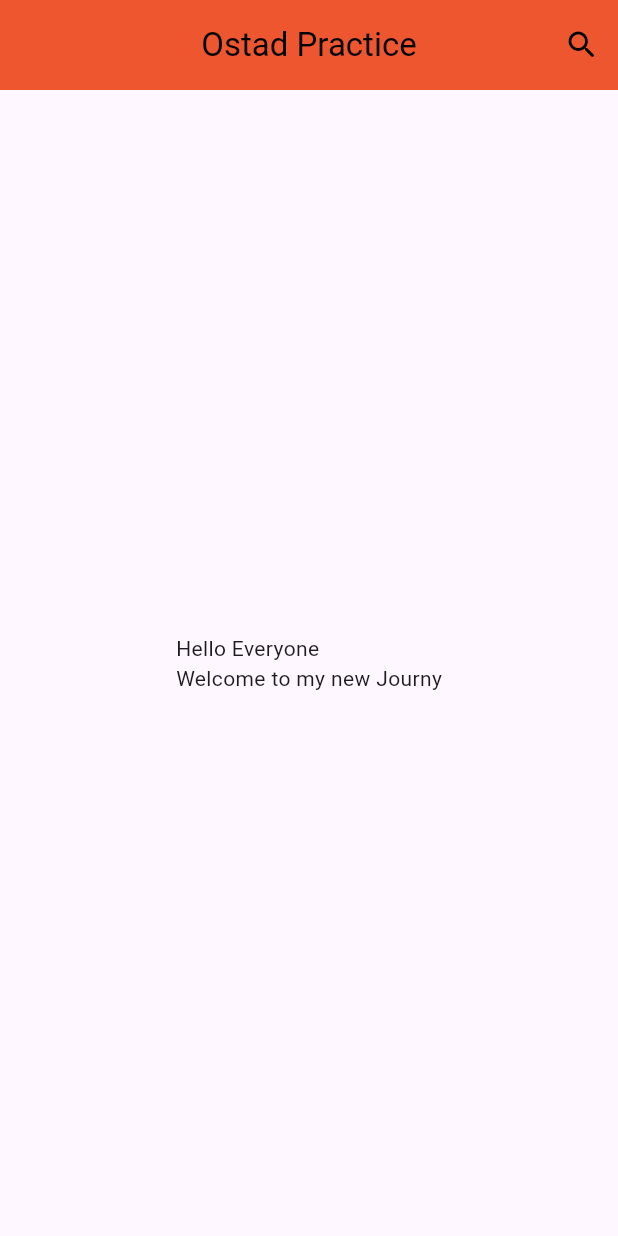
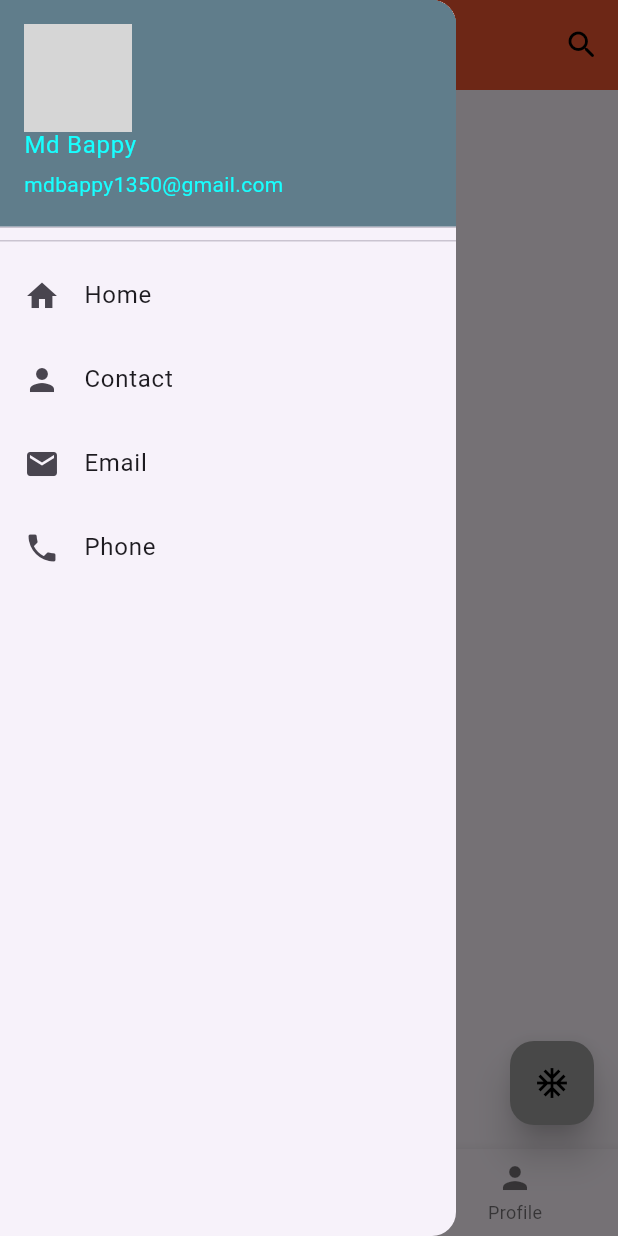
Before and after one commit to mdbappy21/flutter_practice, a Flutter app: the screen it shows after launch, with the side drawer open (before the commit the screen has no drawer), on a phone screen of 412 x 824 dp. Run offline on Flutter 3.47's test engine with Material 3 defaults, Android fonts, the phone set to English and light mode, and no system bars; network calls fail; grey boxes are pictures that could not be loaded.

Commit message:
bottomNavigationBar and drawer update

```diff
--- a/lib/Screens/HomeActivity.dart
+++ b/lib/Screens/HomeActivity.dart
@@ -1,14 +1,15 @@
 import 'package:flutter/material.dart';
 import '../widgets/snackBar.dart';
 
-class HomeActivity extends StatelessWidget{
-  snackBar snackMassage=snackBar();
+class HomeActivity extends StatelessWidget {
+  snackBar snackMassage = snackBar();
+
   @override
-  Widget build(BuildContext context){
+  Widget build(BuildContext context) {
     return Scaffold(
       appBar: AppBar(
         title: Text("Ostad Practice"),
-        titleSpacing:0,
+        titleSpacing: 0,
         centerTitle: true,
         toolbarHeight: 60,
         toolbarOpacity: 1,
@@ -16,18 +17,140 @@ class HomeActivity extends StatelessWidget{
         backgroundColor: Colors.deepOrange,
         foregroundColor: Colors.black,
         actions: [
-          IconButton(onPressed: (){snackMassage.mySnackBar("Search Successfully done",context,duration: 500);}, icon: Icon(Icons.search_rounded))
+          IconButton(
+              onPressed: () {
+                snackMassage.mySnackBar("Search Successfully done", context,
+                    duration: 500);
+              },
+              icon: Icon(Icons.search_rounded))
         ],
+      ),
 
+      floatingActionButton: FloatingActionButton(
+        elevation: 10,
+        child: Icon(Icons.ac_unit),
+        onPressed: () {
+          snackMassage.mySnackBar("This is Floting Action Button", context,
+              duration: 1000);
+        },
+        backgroundColor: Colors.grey,
+        foregroundColor: Colors.black,
+      ),
+
+      bottomNavigationBar: BottomNavigationBar(
+        currentIndex: 0,
+        items: const [
+          BottomNavigationBarItem(icon: Icon(Icons.home), label: "Home"),
+          BottomNavigationBarItem(
+              icon: Icon(Icons.email_rounded), label: "Email"),
+          BottomNavigationBarItem(icon: Icon(Icons.person), label: "Profile")
+        ],
+        onTap: (int index) {
+          if (index == 0) {
+            snackMassage.mySnackBar("Home bottom menu", context);
+          }
+          if (index == 1) {
+            snackMassage.mySnackBar("Email bottom menu", context);
+          }
+          if (index == 2) {
+            snackMassage.mySnackBar("Profile bottom menu", context);
+          }
+        },
+      ),
+
+      drawer: Drawer(
+        child: ListView(
+          children: [
+            const DrawerHeader(
+             padding: EdgeInsets.all(0),
+                 child:  UserAccountsDrawerHeader(
+                     accountName: Text("Md Bappy",style: TextStyle(color: Colors.cyanAccent),),
+                     accountEmail: Text("mdbappy1350@gmail.com",style: TextStyle(color: Colors.cyanAccent),),
+                     decoration: BoxDecoration(color: Colors.blueGrey),
+                     currentAccountPicture: CircleAvatar(backgroundImage: NetworkImage("https://shorturl.at/chikV"),
+                ))
+            ),
+
+            ListTile(
+              title: Text("Home"),
+              leading: Icon(Icons.home),
+              onTap: (){
+                snackMassage.mySnackBar("This is home", context,duration: 2000);
+              },
+            ),
+            ListTile(
+              title: Text("Contact"),
+              leading: Icon(Icons.person),
+              onTap: (){
+                snackMassage.mySnackBar("This is contact", context,duration: 2000);
+              },
+            ),
+            ListTile(
+              title: Text("Email"),
+              leading: Icon(Icons.email),
+              onTap: (){
+                snackMassage.mySnackBar("This is email", context,duration: 2000);
+              },
+            ),
+            ListTile(
+              title: Text("Phone"),
+              leading: Icon(Icons.phone),
+              onTap: (){
+                snackMassage.mySnackBar("This is Phone", context,duration: 2000);
+              },
+            ),
+          ],
+        ),
+      ),
+
+      endDrawer: Drawer(
+        child: ListView(
+          children: [
+            const DrawerHeader(
+                padding: EdgeInsets.all(0),
+                child:  UserAccountsDrawerHeader(
+                    accountName: Text("Md Bappy",style: TextStyle(color: Colors.cyanAccent),),
+                    accountEmail: Text("mdbappy1350@gmail.com",style: TextStyle(color: Colors.cyanAccent),),
+                    decoration: BoxDecoration(color: Colors.blueGrey),
+                    currentAccountPicture: CircleAvatar(backgroundImage: NetworkImage("https://shorturl.at/chikV"),
+                    ))
+            ),
+
+            ListTile(
+              title: Text("Home"),
+              leading: Icon(Icons.home),
+              onTap: (){
+                snackMassage.mySnackBar("This is home", context,duration: 2000);
+              },
+            ),
+            ListTile(
+              title: Text("Contact"),
+              leading: Icon(Icons.person),
+              onTap: (){
+                snackMassage.mySnackBar("This is contact", context,duration: 2000);
+              },
+            ),
+            ListTile(
+              title: Text("Email"),
+              leading: Icon(Icons.email),
+              onTap: (){
+                snackMassage.mySnackBar("This is email", context,duration: 2000);
+              },
+            ),
+            ListTile(
+              title: Text("Phone"),
+              leading: Icon(Icons.phone),
+              onTap: (){
+                snackMassage.mySnackBar("This is Phone", context,duration: 2000);
+              },
+            ),
+          ],
+        ),
       ),
 
       body: const Center(
         child: Text("Hello Everyone\nWelcome to my new Journy"),
       ),
-    // drawer: (),
-    // endDrawer: (),
-    // bottomNavigationBar: (),
-    // floatingActionButton: (),
 
 
     );
--- a/lib/widgets/snackBar.dart
+++ b/lib/widgets/snackBar.dart
@@ -1,7 +1,7 @@
 import 'package:flutter/material.dart';
 
 class snackBar {
-  void mySnackBar(String massage,BuildContext context,{int duration=200}) {
+  void mySnackBar(String massage,BuildContext context,{int duration=500}) {
     ScaffoldMessenger.of(context).showSnackBar(SnackBar(
       content: Text(massage),
       duration: Duration(milliseconds: duration), // Change duration here
```
